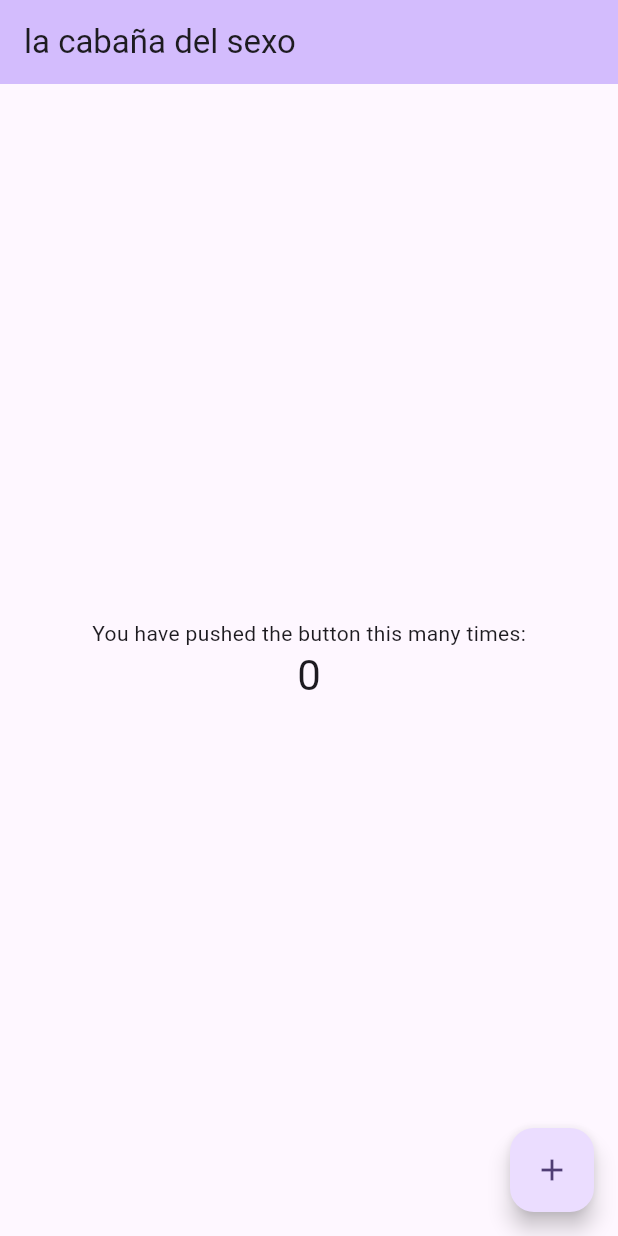
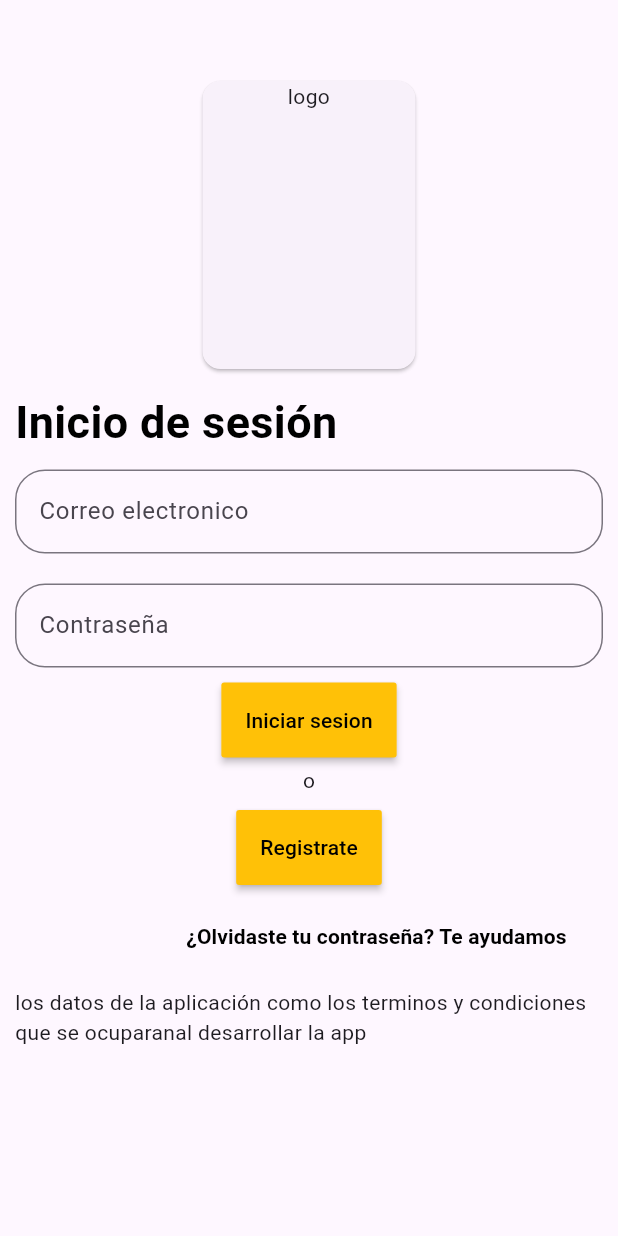
Before and after one commit to lucianoFajardo/Res-Pet_tesis, a Flutter app: the screen it shows after launch, on a phone screen of 412 x 824 dp. Run offline on Flutter 3.47's test engine with Material 2 defaults, Android fonts, the phone set to English and light mode, and no system bars.

Commit message:
actualizado 6-09-2023 login avances

```diff
--- a/lib/main.dart
+++ b/lib/main.dart
@@ -1,12 +1,11 @@
 import 'package:flutter/material.dart';
+import 'package:respet_app/src/views/login/login_view.dart';
 
 void main() {
   runApp(const MyApp());
 }
-
 class MyApp extends StatelessWidget {
   const MyApp({super.key});
-
   // This widget is the root of your application.
   //TODO : Ya instale flutter_supabase
   @override
@@ -17,83 +16,7 @@ class MyApp extends StatelessWidget {
         colorScheme: ColorScheme.fromSeed(seedColor: Colors.deepPurple),
         useMaterial3: true,
       ),
-      home: const MyHomePage(title: 'la cabaña del sexo'),
+      home: const LoginView()
     );
   }
 }
-
-class MyHomePage extends StatefulWidget {
-  const MyHomePage({super.key, required this.title});
-
-
-  final String title;
-
-  @override
-  State<MyHomePage> createState() => _MyHomePageState();
-}
-
-class _MyHomePageState extends State<MyHomePage> {
-  int _counter = 0;
-
-  void _incrementCounter() {
-    setState(() {
-
-      _counter--;
-    });
-  }
-
-  @override
-  Widget build(BuildContext context) {
-    // This method is rerun every time setState is called, for instance as done
-    // by the _incrementCounter method above.
-    //
-    // The Flutter framework has been optimized to make rerunning build methods
-    // fast, so that you can just rebuild anything that needs updating rather
-    // than having to individually change instances of widgets.
-    return Scaffold(
-      appBar: AppBar(
-        // TRY THIS: Try changing the color here to a specific color (to
-        // Colors.amber, perhaps?) and trigger a hot reload to see the AppBar
-        // change color while the other colors stay the same.
-        backgroundColor: Theme.of(context).colorScheme.inversePrimary,
-        // Here we take the value from the MyHomePage object that was created by
-        // the App.build method, and use it to set our appbar title.
-        title: Text(widget.title),
-      ),
-      body: Center(
-        // Center is a layout widget. It takes a single child and positions it
-        // in the middle of the parent.
-        child: Column(
-          // Column is also a layout widget. It takes a list of children and
-          // arranges them vertically. By default, it sizes itself to fit its
-          // children horizontally, and tries to be as tall as its parent.
-          //
-          // Column has various properties to control how it sizes itself and
-          // how it positions its children. Here we use mainAxisAlignment to
-          // center the children vertically; the main axis here is the vertical
-          // axis because Columns are vertical (the cross axis would be
-          // horizontal).
-          //
-          // TRY THIS: Invoke "debug painting" (choose the "Toggle Debug Paint"
-          // action in the IDE, or press "p" in the console), to see the
-          // wireframe for each widget.
-          mainAxisAlignment: MainAxisAlignment.center,
-          children: <Widget>[
-            const Text(
-              'You have pushed the button this many times:',
-            ),
-            Text(
-              '$_counter',
-              style: Theme.of(context).textTheme.headlineMedium,
-            ),
-          ],
-        ),
-      ),
-      floatingActionButton: FloatingActionButton(
-        onPressed: _incrementCounter,
-        tooltip: 'Increment',
-        child: const Icon(Icons.add),
-      ), // This trailing comma makes auto-formatting nicer for build methods.
-    );
-  }
-}
--- /dev/null
+++ b/lib/src/views/login/login_view.dart
@@ -0,0 +1,126 @@
+// ignore_for_file: prefer_const_constructors
+
+import 'package:flutter/material.dart';
+
+class LoginView extends StatelessWidget {
+  const LoginView({super.key});
+
+  @override
+  Widget build(BuildContext context) {
+    return Scaffold(
+      body: Stack(
+        children: [
+          SingleChildScrollView(
+            child: Column(
+              children: <Widget>[
+                //? aqui va el logo
+                Padding(
+                    padding: EdgeInsets.only(top: 50, bottom: 10),
+                    child: SizedBox(
+                      width: 150,
+                      height: 200,
+                      child: Card(
+                          child: Text(
+                        'logo',
+                        textAlign: TextAlign.center,
+                      )),
+                    )),
+
+                SizedBox(
+                  width: double
+                      .maxFinite, //! tener en cuenta esto para las posibles actualizaciones de pantalla que se tengan.
+                  child: Padding(
+                    padding: const EdgeInsets.only(left: 10),
+                    child: Text("Inicio de sesión",
+                        textAlign: TextAlign.start,
+                        style: TextStyle(
+                            fontSize: 30,
+                            fontWeight: FontWeight.bold,
+                            color: Colors.black)),
+                  ),
+                ),
+
+                Padding(
+                  padding: EdgeInsets.all(10),
+                  child: TextField(
+                    decoration: InputDecoration(
+                      border: OutlineInputBorder(
+                          borderRadius: BorderRadius.circular(20)),
+                      labelText: 'Correo electronico',
+                      hintText: 'Ingrese su correo',
+                    ),
+                  ),
+                ),
+                Padding(
+                  padding: EdgeInsets.all(10),
+                  child: TextField(
+                    obscureText: true,
+                    autocorrect: false,
+                    decoration: InputDecoration(
+                      border: OutlineInputBorder(
+                          borderRadius: BorderRadius.circular(20)),
+                      labelText: 'Contraseña',
+                      hintText: 'Ingrese su contraseña',
+                    ),
+                  ),
+                ),
+                Padding(
+                    padding: EdgeInsets.only(bottom: 5),
+                    child: MaterialButton(
+                      height: 50,
+                      color: Colors.amber,
+                      onPressed: () => print("enviar al menu principal"),
+                      child: const Text(
+                        'Iniciar sesion',
+                        style: TextStyle(color: Colors.black),
+                      ),
+                    )),
+                SizedBox(
+                  height: 30,
+                  child: Text("o"),
+                ),
+                Padding(
+                    padding: EdgeInsets.only(bottom: 5),
+                    child: MaterialButton(
+                      height: 50,
+                      color: Colors.amber,
+                      onPressed: () => print("Enviar a redireccionar"),
+                      child: const Text(
+                        'Registrate',
+                        style: TextStyle(color: Colors.black),
+                      ),
+                    )),
+                Padding(
+                  padding: EdgeInsets.only(top: 5, left: 90),
+                  child: Container(
+                      margin: EdgeInsets.symmetric(horizontal: 10.0),
+                      child: TextButton(
+                        style: TextButton.styleFrom(
+                          shape: const BeveledRectangleBorder(
+                              borderRadius:
+                                  BorderRadius.all(Radius.circular(5))),
+                        ),
+                        onPressed: () {
+                          print('Pressed');
+                        },
+                        child: Text('¿Olvidaste tu contraseña? Te ayudamos',
+                            style: TextStyle(
+                                fontWeight: FontWeight.w700,
+                                color: Colors.black
+                              )
+                            ),
+                      )),
+                ),
+                Padding(
+                  padding: const EdgeInsets.all(10),
+                  child: Text(
+                      "los datos de la aplicación como los terminos y condiciones que se ocuparanal desarrollar la app"),
+                )
+              ],
+            ),
+          ),
+        ],
+      ),
+    );
+  }
+}
```
Also changed, not shown: 5 other files.
